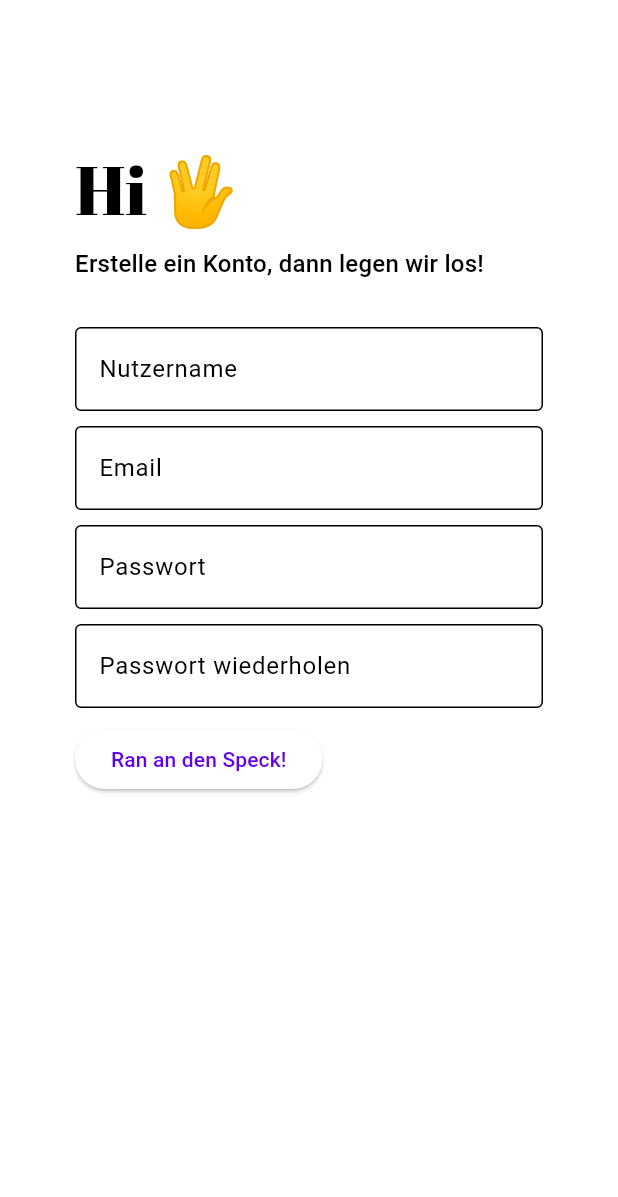
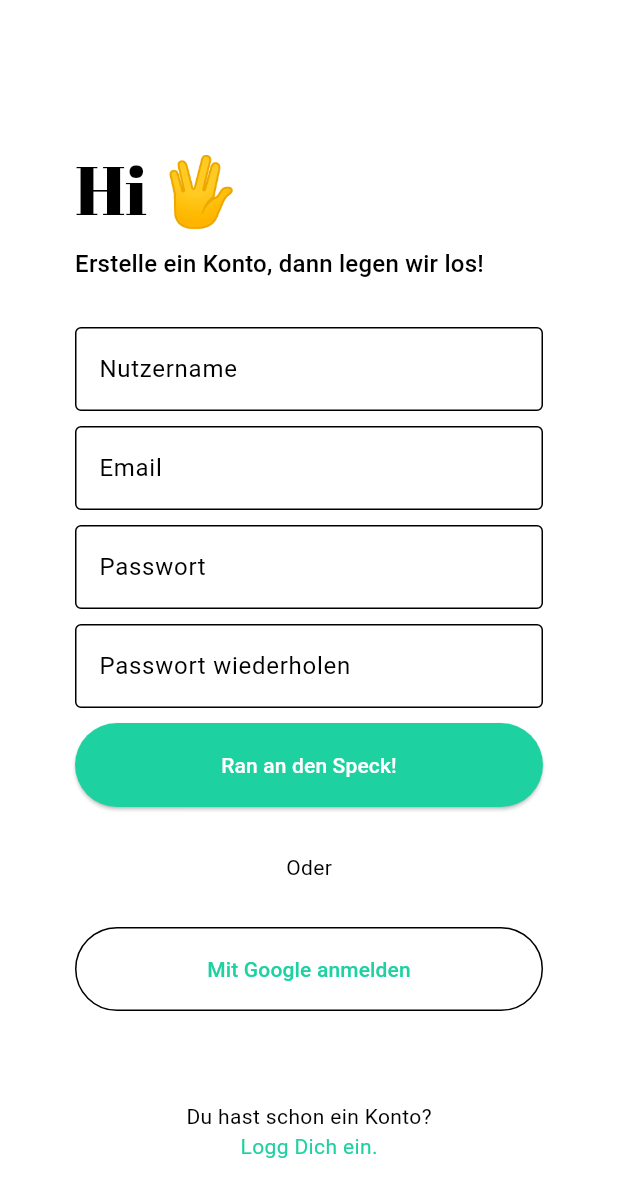
Before and after one commit to Hudlle/Habit-MVP, a Flutter app: the screen it shows after launch, on a phone screen of 412 x 824 dp. Shown: the top 1197 px of the screen. Run offline on Flutter 3.47's test engine with Material 3 defaults, Android fonts, the phone set to English and light mode, and no system bars; our stand-ins replace google_fonts.

Commit message:
Generalized front end data, finished sign up page
feat: added colors_texts.dart for improved sharing and generalization of front end data, later to be reviewed for additional language support
feat: added app theme support for EB and OB in app.dart
feat: finished sign up page in sign_up.dart
refactor: renamed home route

```diff
--- a/lib/app.dart
+++ b/lib/app.dart
@@ -1,6 +1,7 @@
 import 'package:flutter/material.dart';
 import 'package:google_fonts/google_fonts.dart';
 
+import 'colors_texts.dart';
 import 'home.dart';
 import 'sign_up.dart';
 
@@ -13,20 +14,30 @@ class HabitApp extends StatelessWidget {
       title: "Habit",
       initialRoute: "/sign_up",
       routes: {
-        "/home" : (BuildContext context) => const HomePage(), // TODO: Think about renaming HomePage widget to just "Home" for better referencing, like in "SignUp" instead of "SignUpPage"
+        "/home" : (BuildContext context) => const Home(),
         "/sign_up" : (BuildContext context) => const SignUp(),
       },
       theme: ThemeData(
         useMaterial3: true,
 
-        //* Default colors and brightness
-        colorScheme: const ColorScheme.light(),
-        // TODO: Change primary text color
+        colorScheme: const ColorScheme.light(), // TODO: Change primary text color,
 
-        //* Default text styles
         textTheme: TextTheme(
           displayMedium: GoogleFonts.abrilFatface(),
         ),
+
+        elevatedButtonTheme: ElevatedButtonThemeData(
+          style: ElevatedButton.styleFrom(
+            backgroundColor: primary,
+            foregroundColor: onPrimary,
+          ),
+        ),
+
+        outlinedButtonTheme: OutlinedButtonThemeData(
+          style: OutlinedButton.styleFrom(
+            foregroundColor: primary,
+          )
+        )
       ),
     );
   }
--- /dev/null
+++ b/lib/colors_texts.dart
@@ -0,0 +1,28 @@
+import 'package:flutter/material.dart';
+
+//* Important Colors
+const Color primary = Color(0xff1DD1A1);
+const Color onPrimary = Color(0xffffffff);
+
+//* Default Texts
+//Data
+const String usernameT = "Nutzername";
+const String emailT = "Email";
+const String passwordT = "Passwort";
+const String repeatPasswordT = "Passwort wiederholen";
+
+//Sign Up
+const String signUpDisplayT = "Hi 🖖";
+const String signUpTitleT = "Erstelle ein Konto, dann legen wir los!";
+const String signUpSubmitT = "Ran an den Speck!";
+const String chooseOptionBodyT = "Oder";
+const String signUpGoogleT = "Mit Google anmelden";
+const String signUpToLogInT1 = "Du hast schon ein Konto?";
+const String signUpToLogInT2 = "Logg Dich ein.";
+
+//Log In
+const String logInToSignUpT1 = "Du hast noch kein Konto?";
+const String logInToSignUpT2 = "Erstelle eins.";
+
+//* More Data
+const double submitButtonHeight = 56;
--- a/lib/home.dart
+++ b/lib/home.dart
@@ -2,8 +2,8 @@ import 'dart:developer';
 
 import 'package:flutter/material.dart';
 
-class HomePage extends StatelessWidget {
-  const HomePage({super.key});
+class Home extends StatelessWidget { // Reference for renaming Home Widget to just Home
+  const Home({super.key});
 
   @override
   Widget build(BuildContext context) {
--- a/lib/sign_up.dart
+++ b/lib/sign_up.dart
@@ -1,25 +1,43 @@
 import 'package:flutter/material.dart';
 import 'dart:developer';
+
+import 'colors_texts.dart';
 
 class SignUp extends StatelessWidget {
   const SignUp({super.key});
 
-  final String welcomeDisplayT = "Hi 🖖";
-  final String welcomeTitleT = "Erstelle ein Konto, dann legen wir los!";
-  final String signUpSubmitT = "Ran an den Speck!";
-
   @override
   Widget build(BuildContext context) {
-    var welcomeDisplay = Text(
-      welcomeDisplayT,
-      semanticsLabel: welcomeDisplayT,
+    var signUpDisplay = Text(
+      signUpDisplayT,
+      semanticsLabel: signUpDisplayT,
       style: Theme.of(context).textTheme.displayMedium,
     );
 
-    var welcomeTitle = Text(
-      welcomeTitleT,
-      semanticsLabel: welcomeTitleT,
+    var signUpTitle = Text(
+      signUpTitleT,
+      semanticsLabel: signUpTitleT,
       style: Theme.of(context).textTheme.titleMedium,
+    );
+
+    var chooseOptionBodyText = Text(
+      chooseOptionBodyT,
+      semanticsLabel: chooseOptionBodyT,
+      style: Theme.of(context).textTheme.bodyMedium,
+    );
+
+    var signUpToLogInBodyText1 = Text(
+      signUpToLogInT1,
+      semanticsLabel: signUpToLogInT1,
+      style: Theme.of(context).textTheme.bodyMedium,
+    );
+
+    var signUpToLogInBodyText2 = Text(
+      signUpToLogInT2,
+      semanticsLabel: signUpToLogInT2,
+      style: Theme.of(context).textTheme.bodyMedium!.copyWith(
+        color: primary,
+      ),
     );
 
     return Scaffold(
@@ -30,17 +48,29 @@ class SignUp extends StatelessWidget {
           child: Column(
             crossAxisAlignment: CrossAxisAlignment.start,
             children: [
-              welcomeDisplay,
+              signUpDisplay,
               const SizedBox(height: 10),
-              welcomeTitle,
+              signUpTitle,
               const SizedBox(height: 30),
-              const WelcomeTextField(isPassword: false, label: "Nutzername"),
-              const WelcomeTextField(isPassword: false, label: "Email"),
-              const WelcomeTextField(isPassword: true, label: "Passwort"),
-              const WelcomeTextField(isPassword: true, label: "Passwort wiederholen"),
-              ElevatedButton(
-                onPressed: () {},
-                child: Text(signUpSubmitT)
+              const SignUpTextField(isPassword: false, label: usernameT),
+              const SignUpTextField(isPassword: false, label: emailT),
+              const SignUpTextField(isPassword: true, label: passwordT),
+              const SignUpTextField(isPassword: true, label: repeatPasswordT),
+              const SignUpSubmitEB(label: signUpSubmitT),
+              const SizedBox(height: 30,),
+              Center(child: chooseOptionBodyText),
+              const SizedBox(height: 30,),
+              const SignUpGoogleOB(label: signUpGoogleT),
+              Expanded(
+                child: Center(
+                  child: Column(
+                    mainAxisAlignment: MainAxisAlignment.end,
+                    children: [
+                      signUpToLogInBodyText1,
+                      signUpToLogInBodyText2
+                    ],
+                  ),
+                ),
               )
             ],
           )
@@ -50,8 +80,60 @@ class SignUp extends StatelessWidget {
   }
 }
 
-class WelcomeTextField extends StatelessWidget {
-  const WelcomeTextField({
+class SignUpGoogleOB extends StatelessWidget {
+  const SignUpGoogleOB({
+    super.key,
+    required this.label,
+  });
+
+  final String label;
+
+  @override
+  Widget build(BuildContext context) {
+    return Row(
+      children: [
+        Expanded(
+          child: SizedBox(
+            height: submitButtonHeight,
+            child: OutlinedButton(
+              onPressed:() {log(label);},
+              child: Text(label)
+            ),
+          ),
+        ),
+      ],
+    );
+  }
+}
+
+class SignUpSubmitEB extends StatelessWidget {
+  const SignUpSubmitEB({
+    super.key,
+    required this.label,
+  });
+
+  final String label;
+
+  @override
+  Widget build(BuildContext context) {
+    return Row(
+      children: [
+        Expanded(
+          child: SizedBox(
+            height: submitButtonHeight,
+            child: ElevatedButton(
+              onPressed: () {log(label);},
+              child: Text(label)
+            ),
+          ),
+        ),
+      ],
+    );
+  }
+}
+
+class SignUpTextField extends StatelessWidget {
+  const SignUpTextField({
     super.key,
     required this.isPassword,
     required this.label,
```
Also changed, not shown: pubspec.lock.
